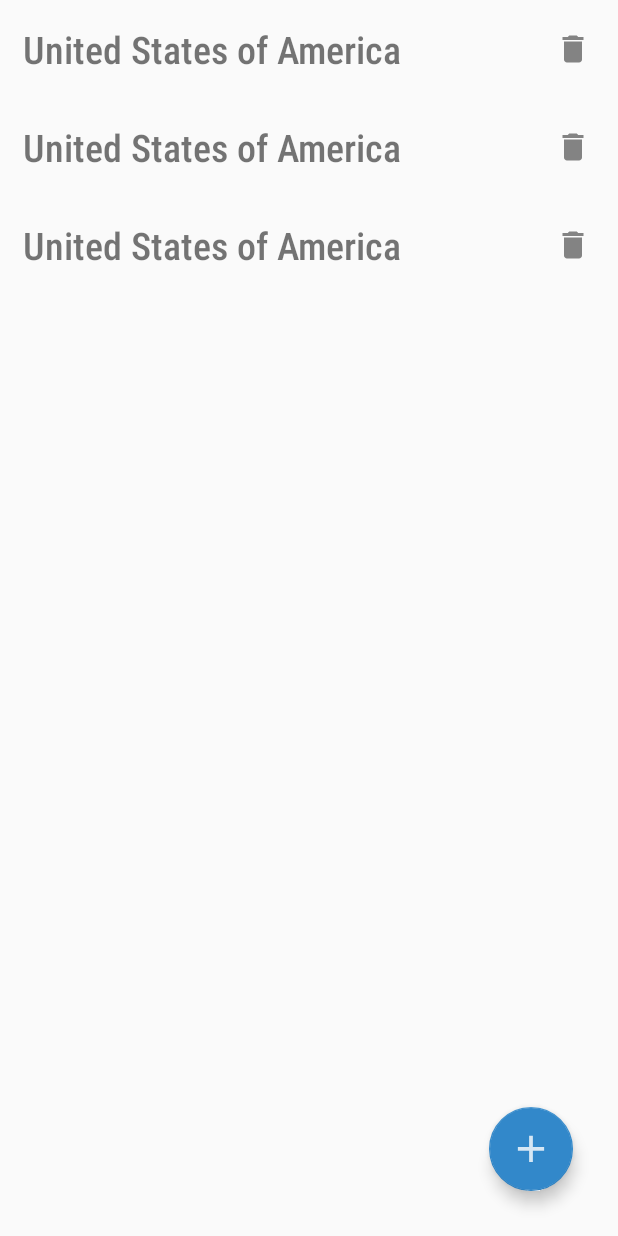
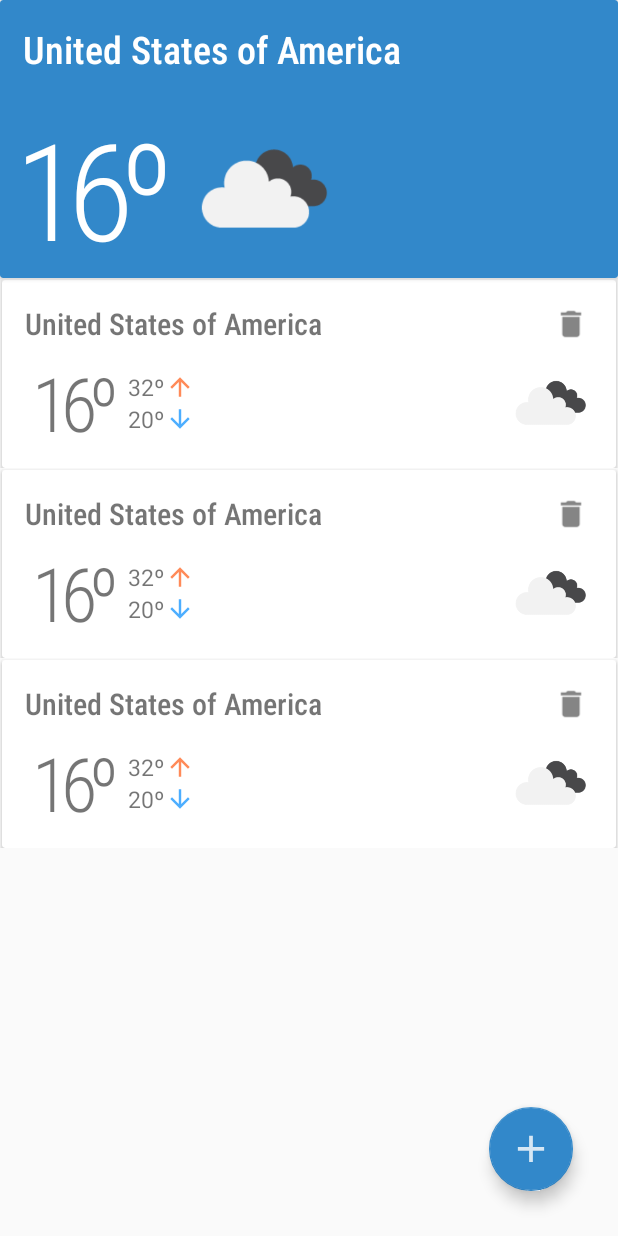
Before and after one commit to PatoChallen/WeatherApp, an Android app: the layout home_fragment.xml on its own in the app's theme, with its tools: preview values and no code run, on a phone screen of 412 x 824 dp. Run offline under Robolectric (Android 15) with nearby library versions, the phone set to English and light mode, and no system bars.

Commit message:
favorite item changed

```diff
--- a/app/src/main/res/layout/favorite_location_item.xml
+++ b/app/src/main/res/layout/favorite_location_item.xml
@@ -5,27 +5,106 @@
     android:layout_width="match_parent"
     android:layout_height="wrap_content">
 
+    <androidx.cardview.widget.CardView
+        android:layout_width="0dp"
+        android:layout_height="wrap_content"
+        android:layout_margin="1dp"
+        app:layout_constraintStart_toStartOf="parent"
+        app:layout_constraintTop_toTopOf="parent"
+        app:layout_constraintEnd_toEndOf="parent">
+
+        <androidx.constraintlayout.widget.ConstraintLayout
+            android:layout_width="match_parent"
+            android:layout_height="match_parent"
+            android:layout_margin="10dp">
+
             <TextView
                 android:id="@+id/favTitle"
-        android:layout_width="wrap_content"
+                android:layout_width="0dp"
                 android:layout_height="wrap_content"
-        android:padding="15dp"
+                android:padding="5dp"
                 android:fontFamily="sans-serif-condensed-light"
                 android:textStyle="bold"
                 android:text="United States of America"
-        android:textSize="25sp"
+                android:textSize="20sp"
                 app:layout_constraintStart_toStartOf="parent"
-        app:layout_constraintTop_toTopOf="parent" />
+                app:layout_constraintTop_toTopOf="parent"
+                app:layout_constraintEnd_toEndOf="parent"/>
 
             <ImageView
                 android:id="@+id/delete"
                 android:layout_width="wrap_content"
                 android:layout_height="wrap_content"
-        android:layout_marginEnd="10dp"
                 android:adjustViewBounds="true"
                 android:src="@drawable/ic_delete"
                 app:layout_constraintEnd_toEndOf="parent"
-        app:layout_constraintTop_toTopOf="parent"
-        app:layout_constraintBottom_toBottomOf="parent" />
+                app:layout_constraintTop_toTopOf="@id/favTitle"
+                app:layout_constraintBottom_toBottomOf="@id/favTitle"/>
+
+            <TextView
+                android:id="@+id/temp"
+                android:layout_width="wrap_content"
+                android:layout_height="wrap_content"
+                android:layout_marginStart="10dp"
+                android:fontFamily="sans-serif-condensed-light"
+                app:layout_constraintStart_toStartOf="parent"
+                app:layout_constraintTop_toBottomOf="@id/favTitle"
+                android:text="16º"
+                android:textSize="50sp"
+                android:letterSpacing="-0.1" />
+
+            <ImageView
+                android:id="@+id/imgWeather"
+                android:layout_width="wrap_content"
+                android:layout_height="0dp"
+                android:adjustViewBounds="true"
+                android:src="@drawable/clouds"
+                app:layout_constraintTop_toTopOf="@id/temp"
+                app:layout_constraintEnd_toEndOf="parent"
+                app:layout_constraintBottom_toBottomOf="@id/temp"/>
+
+            <TextView
+                android:id="@+id/tempMax"
+                style="@style/customText"
+                android:layout_marginStart="6dp"
+                android:textSize="15sp"
+                android:text="32º"
+                app:layout_constraintVertical_chainStyle="packed"
+                app:layout_constraintBottom_toTopOf="@id/tempMin"
+                app:layout_constraintStart_toEndOf="@+id/temp"
+                app:layout_constraintTop_toTopOf="@+id/temp" />
+
+            <ImageView
+                android:layout_width="wrap_content"
+                android:layout_height="0dp"
+                android:adjustViewBounds="true"
+                android:src="@drawable/ic_arrow_up"
+                app:layout_constraintStart_toEndOf="@id/tempMax"
+                app:layout_constraintTop_toTopOf="@id/tempMax"
+                app:layout_constraintBottom_toBottomOf="@id/tempMax"/>
+
+            <TextView
+                android:id="@+id/tempMin"
+                style="@style/customText"
+                android:layout_marginStart="6dp"
+                android:textSize="15sp"
+                android:text="20º"
+                app:layout_constraintVertical_chainStyle="packed"
+                app:layout_constraintStart_toEndOf="@+id/temp"
+                app:layout_constraintTop_toBottomOf="@+id/tempMax"
+                app:layout_constraintBottom_toBottomOf="@id/temp"/>
+
+            <ImageView
+                android:layout_width="wrap_content"
+                android:layout_height="0dp"
+                android:adjustViewBounds="true"
+                android:src="@drawable/ic_arrow_down"
+                app:layout_constraintStart_toEndOf="@id/tempMin"
+                app:layout_constraintTop_toTopOf="@id/tempMin"
+                app:layout_constraintBottom_toBottomOf="@id/tempMin"/>
 
         </androidx.constraintlayout.widget.ConstraintLayout>
+
+    </androidx.cardview.widget.CardView>
+
+</androidx.constraintlayout.widget.ConstraintLayout>
--- a/app/src/main/res/layout/home_fragment.xml
+++ b/app/src/main/res/layout/home_fragment.xml
@@ -2,8 +2,62 @@
 <androidx.constraintlayout.widget.ConstraintLayout xmlns:android="http://schemas.android.com/apk/res/android"
     xmlns:app="http://schemas.android.com/apk/res-auto"
     xmlns:tools="http://schemas.android.com/tools"
+    android:id="@+id/toggle"
     android:layout_width="match_parent"
     android:layout_height="match_parent">
+
+    <androidx.cardview.widget.CardView
+        android:id="@+id/myLocation"
+        android:layout_width="0dp"
+        android:layout_height="wrap_content"
+        android:backgroundTint="@color/colorAccent"
+        app:layout_constraintStart_toStartOf="parent"
+        app:layout_constraintTop_toTopOf="parent"
+        app:layout_constraintEnd_toEndOf="parent">
+
+        <androidx.constraintlayout.widget.ConstraintLayout
+            android:layout_width="match_parent"
+            android:layout_height="match_parent">
+
+            <TextView
+                android:id="@+id/favTitle"
+                android:layout_width="0dp"
+                android:layout_height="wrap_content"
+                android:padding="15dp"
+                android:fontFamily="sans-serif-condensed-light"
+                android:textStyle="bold"
+                android:textColor="@color/textColor"
+                android:text="United States of America"
+                android:textSize="25sp"
+                app:layout_constraintStart_toStartOf="parent"
+                app:layout_constraintTop_toTopOf="parent"
+                app:layout_constraintEnd_toEndOf="parent"/>
+
+            <TextView
+                android:id="@+id/temp"
+                android:layout_width="wrap_content"
+                android:layout_height="wrap_content"
+                android:textColor="@color/textColor"
+                android:layout_marginStart="10dp"
+                android:fontFamily="sans-serif-condensed-light"
+                app:layout_constraintStart_toStartOf="parent"
+                app:layout_constraintTop_toBottomOf="@id/favTitle"
+                android:text="16º"
+                android:textSize="90sp"
+                android:letterSpacing="-0.1" />
+
+            <ImageView
+                android:layout_width="wrap_content"
+                android:layout_height="0dp"
+                android:adjustViewBounds="true"
+                android:src="@drawable/clouds"
+                app:layout_constraintStart_toEndOf="@id/temp"
+                app:layout_constraintTop_toTopOf="@id/temp"
+                app:layout_constraintBottom_toBottomOf="@id/temp"/>
+
+        </androidx.constraintlayout.widget.ConstraintLayout>
+
+    </androidx.cardview.widget.CardView>
 
     <androidx.recyclerview.widget.RecyclerView
         android:id="@+id/favoriteLocations"
@@ -13,7 +67,7 @@
         tools:listitem="@layout/favorite_location_item"
         app:layout_constraintStart_toStartOf="parent"
         app:layout_constraintEnd_toEndOf="parent"
-        app:layout_constraintTop_toTopOf="parent"
+        app:layout_constraintTop_toBottomOf="@id/myLocation"
         app:layout_constraintBottom_toBottomOf="parent" />
 
     <com.google.android.material.floatingactionbutton.FloatingActionButton
```
Lines whose indentation alone changed are shown as unchanged.
